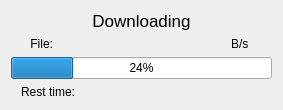
Above: progresscaller.ui from yhw605/QGOPDD before the change. Below: the same form after it.
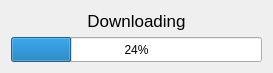
That is the form after the change.

Commit message: add the progress bar when downloading, but there are bugs in it. add brdm file download support

Patch:
```diff
--- a/progresscaller.ui
+++ b/progresscaller.ui
@@ -6,8 +6,8 @@
    <rect>
     <x>0</x>
     <y>0</y>
-    <width>283</width>
-    <height>102</height>
+    <width>273</width>
+    <height>73</height>
    </rect>
   </property>
   <property name="windowTitle">
@@ -16,8 +16,27 @@
   <layout class="QGridLayout" name="gridLayout_2">
    <item row="0" column="0">
     <layout class="QGridLayout" name="gridLayout">
+     <item row="1" column="0">
+      <widget class="QProgressBar" name="ProgressBarDownload">
+       <property name="sizePolicy">
+        <sizepolicy hsizetype="Expanding" vsizetype="Preferred">
+         <horstretch>0</horstretch>
+         <verstretch>5</verstretch>
+        </sizepolicy>
+       </property>
+       <property name="value">
+        <number>24</number>
+       </property>
+      </widget>
+     </item>
      <item row="0" column="0">
       <widget class="QLabel" name="label">
+       <property name="sizePolicy">
+        <sizepolicy hsizetype="Preferred" vsizetype="Preferred">
+         <horstretch>0</horstretch>
+         <verstretch>2</verstretch>
+        </sizepolicy>
+       </property>
        <property name="font">
         <font>
          <pointsize>13</pointsize>
@@ -31,92 +50,6 @@
        </property>
        <property name="alignment">
         <set>Qt::AlignCenter</set>
-       </property>
-      </widget>
-     </item>
-     <item row="1" column="0">
-      <layout class="QHBoxLayout" name="horizontalLayout">
-       <item>
-        <widget class="QLabel" name="LabelFileTag">
-         <property name="sizePolicy">
-          <sizepolicy hsizetype="Preferred" vsizetype="Preferred">
-           <horstretch>1</horstretch>
-           <verstretch>1</verstretch>
-          </sizepolicy>
-         </property>
-         <property name="text">
-          <string>File:</string>
-         </property>
-         <property name="alignment">
-          <set>Qt::AlignRight|Qt::AlignTrailing|Qt::AlignVCenter</set>
-         </property>
-        </widget>
-       </item>
-       <item>
-        <widget class="QLabel" name="LabelFilename">
-         <property name="sizePolicy">
-          <sizepolicy hsizetype="Preferred" vsizetype="Preferred">
-           <horstretch>4</horstretch>
-           <verstretch>4</verstretch>
-          </sizepolicy>
-         </property>
-         <property name="text">
-          <string/>
-         </property>
-        </widget>
-       </item>
-       <item>
-        <widget class="QLabel" name="LabelSpeed">
-         <property name="sizePolicy">
-          <sizepolicy hsizetype="Preferred" vsizetype="Preferred">
-           <horstretch>1</horstretch>
-           <verstretch>1</verstretch>
-          </sizepolicy>
-         </property>
-         <property name="text">
-          <string>B/s</string>
-         </property>
-        </widget>
-       </item>
-      </layout>
-     </item>
-     <item row="2" column="0">
-      <widget class="QProgressBar" name="ProgressBarDownload">
-       <property name="value">
-        <number>24</number>
-       </property>
-      </widget>
-     </item>
-    </layout>
-   </item>
-   <item row="1" column="0">
-    <layout class="QHBoxLayout" name="horizontalLayout_2">
-     <item>
-      <widget class="QLabel" name="LabelRest">
-       <property name="sizePolicy">
-        <sizepolicy hsizetype="Preferred" vsizetype="Preferred">
-         <horstretch>1</horstretch>
-         <verstretch>1</verstretch>
-        </sizepolicy>
-       </property>
-       <property name="text">
-        <string>Rest time:</string>
-       </property>
-       <property name="alignment">
-        <set>Qt::AlignRight|Qt::AlignTrailing|Qt::AlignVCenter</set>
-       </property>
-      </widget>
-     </item>
-     <item>
-      <widget class="QLabel" name="LabelResttime">
-       <property name="sizePolicy">
-        <sizepolicy hsizetype="Preferred" vsizetype="Preferred">
-         <horstretch>3</horstretch>
-         <verstretch>3</verstretch>
-        </sizepolicy>
-       </property>
-       <property name="text">
-        <string/>
        </property>
       </widget>
      </item>
```
The commit also changes 10 other files.
